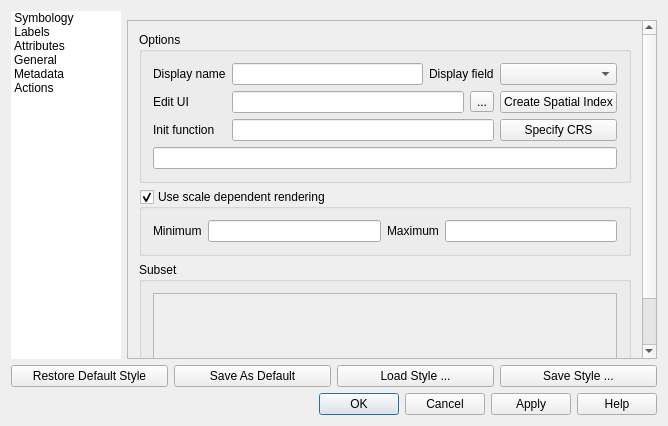
Old version of the form qgis/src/ui/qgsvectorlayerpropertiesbase.ui in the repository sourcepole/qgis.
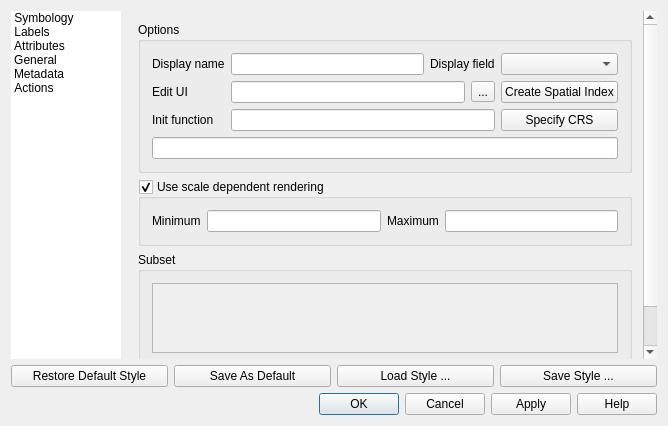
New version of the form. Icons and pictures are not drawn.

Diff of the .ui file:
```diff
--- a/qgis/src/ui/qgsvectorlayerpropertiesbase.ui
+++ b/qgis/src/ui/qgsvectorlayerpropertiesbase.ui
@@ -421,20 +421,17 @@
      </widget>
      <widget class="QWidget" name="page_6">
       <layout class="QGridLayout" name="gridLayout_7">
-       <property name="leftMargin">
-        <number>0</number>
-       </property>
-       <property name="topMargin">
-        <number>9</number>
-       </property>
-       <property name="rightMargin">
-        <number>0</number>
-       </property>
-       <property name="bottomMargin">
+       <property name="margin">
         <number>0</number>
        </property>
        <item row="0" column="0">
         <widget class="QScrollArea" name="scrollArea_2">
+         <property name="frameShape">
+          <enum>QFrame::NoFrame</enum>
+         </property>
+         <property name="frameShadow">
+          <enum>QFrame::Plain</enum>
+         </property>
          <property name="widgetResizable">
           <bool>true</bool>
          </property>
```
Left out of the diff: 18 changed lines with no effect on the pictures.
